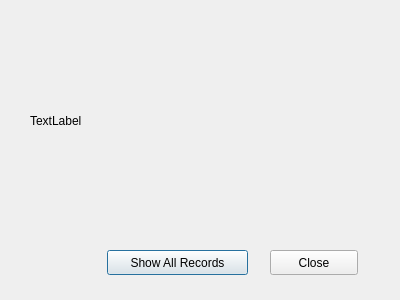
Aleksiiej/university-db-2, file src/app/showallform.ui: the form before one commit.
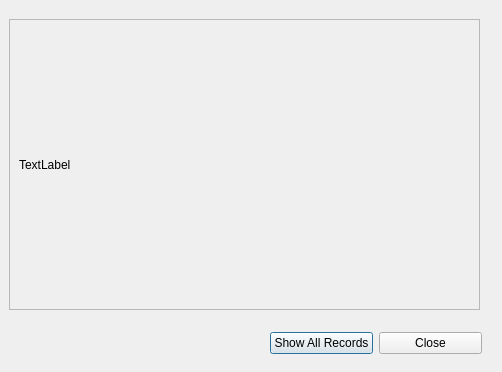
The form after the commit.

Commit message: scrollable label in showallform added

```diff
--- a/src/app/showallform.ui
+++ b/src/app/showallform.ui
@@ -6,51 +6,70 @@
    <rect>
     <x>0</x>
     <y>0</y>
-    <width>400</width>
-    <height>300</height>
+    <width>502</width>
+    <height>372</height>
    </rect>
   </property>
   <property name="windowTitle">
    <string>Dialog</string>
   </property>
-  <widget class="QPushButton" name="pushButton">
+  <widget class="QScrollArea" name="scrollArea">
    <property name="geometry">
     <rect>
-     <x>107</x>
-     <y>250</y>
-     <width>141</width>
-     <height>25</height>
+     <x>9</x>
+     <y>19</y>
+     <width>471</width>
+     <height>291</height>
     </rect>
    </property>
-   <property name="text">
-    <string>Show All Records</string>
+   <property name="widgetResizable">
+    <bool>true</bool>
    </property>
+   <widget class="QWidget" name="scrollAreaWidgetContents">
+    <property name="geometry">
+     <rect>
+      <x>0</x>
+      <y>0</y>
+      <width>469</width>
+      <height>289</height>
+     </rect>
+    </property>
+    <layout class="QHBoxLayout" name="horizontalLayout">
+     <item>
+      <widget class="QLabel" name="label">
+       <property name="text">
+        <string>TextLabel</string>
+       </property>
+      </widget>
+     </item>
+    </layout>
+   </widget>
   </widget>
-  <widget class="QPushButton" name="pushButton_2">
+  <widget class="QWidget" name="">
    <property name="geometry">
     <rect>
      <x>270</x>
-     <y>250</y>
-     <width>88</width>
-     <height>25</height>
+     <y>330</y>
+     <width>212</width>
+     <height>27</height>
     </rect>
    </property>
-   <property name="text">
-    <string>Close</string>
-   </property>
-  </widget>
-  <widget class="QLabel" name="label">
-   <property name="geometry">
-    <rect>
-     <x>30</x>
-     <y>20</y>
-     <width>321</width>
-     <height>201</height>
-    </rect>
-   </property>
-   <property name="text">
-    <string>TextLabel</string>
-   </property>
+   <layout class="QHBoxLayout" name="horizontalLayout_2">
+    <item>
+     <widget class="QPushButton" name="pushButton">
+      <property name="text">
+       <string>Show All Records</string>
+      </property>
+     </widget>
+    </item>
+    <item>
+     <widget class="QPushButton" name="pushButton_2">
+      <property name="text">
+       <string>Close</string>
+      </property>
+     </widget>
+    </item>
+   </layout>
   </widget>
  </widget>
  <resources/>
```
The commit also changes 1 other file.
